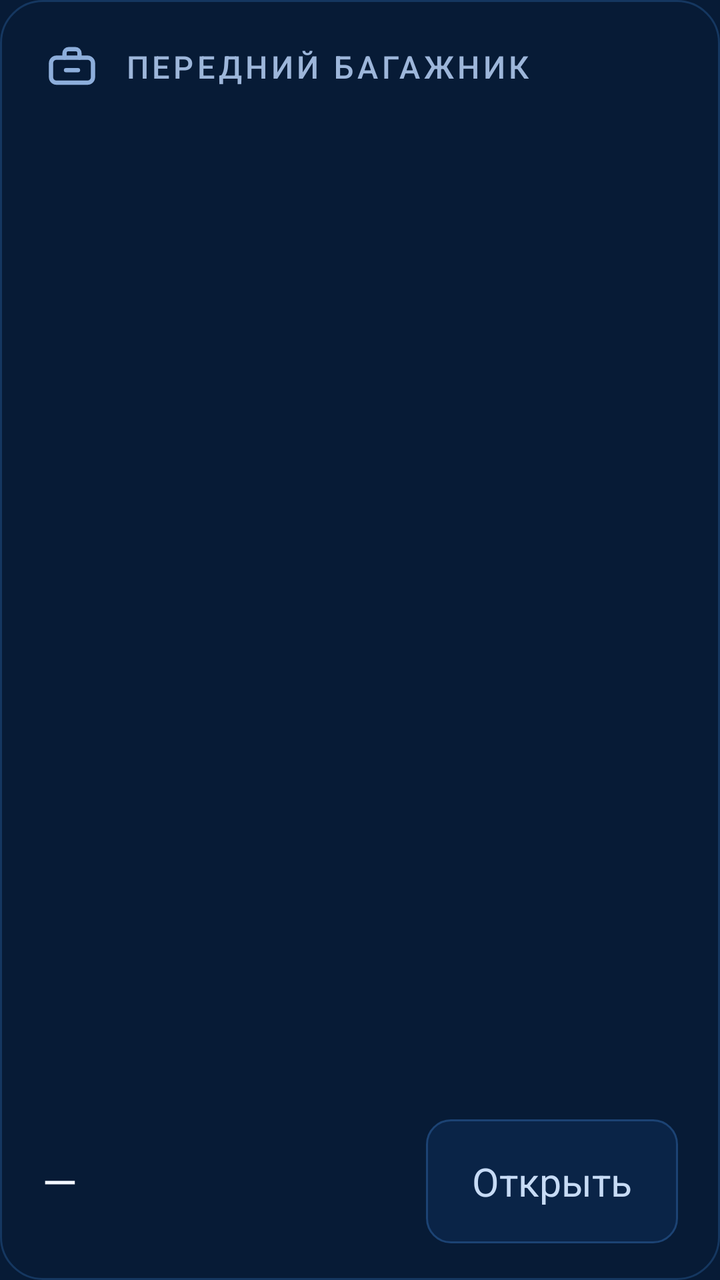
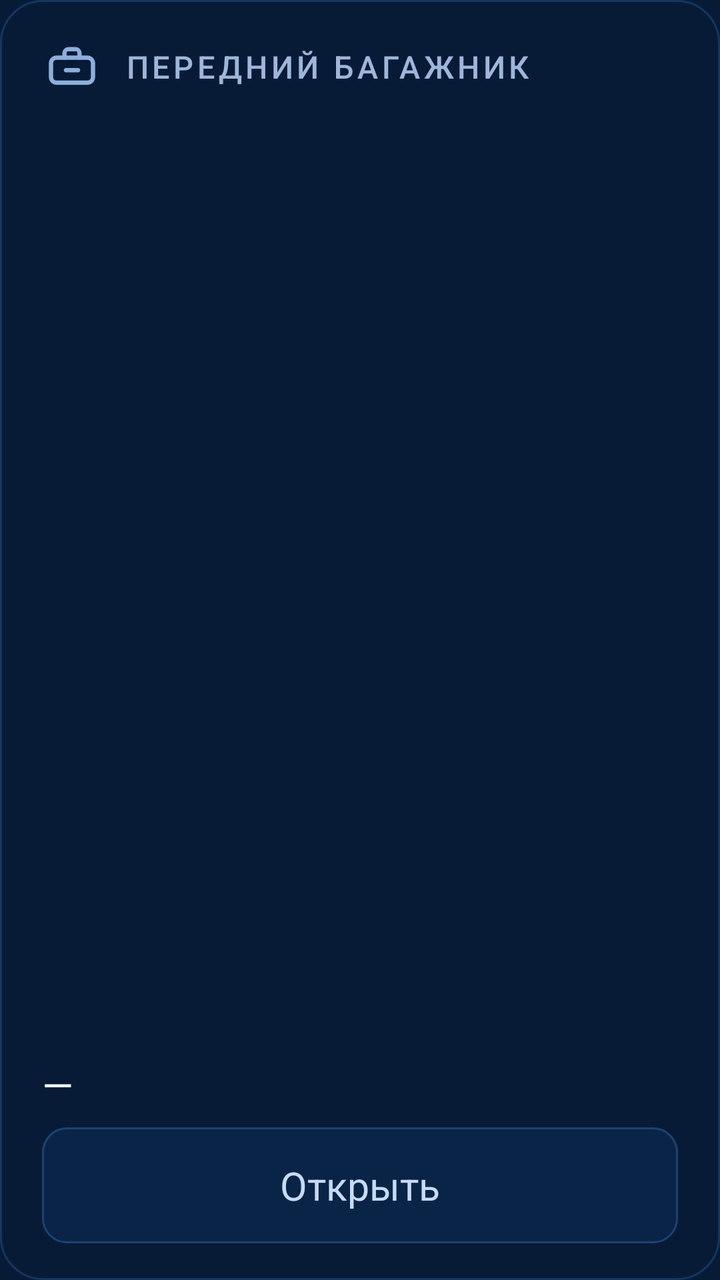

Screens rendered from an Android XML layout before and after an edit, with the pre-edit source and the edit as a unified diff.
<!-- AndroidManifest.xml: application theme Theme.EX2Widgets -->
<!-- res/layout/widget_hub_frunk.xml -->
<?xml version="1.0" encoding="utf-8"?>
<FrameLayout xmlns:android="http://schemas.android.com/apk/res/android"
    android:id="@+id/widget_bg_layer"
    android:layout_width="match_parent"
    android:layout_height="match_parent"
    android:background="@drawable/hub_card_100"
    android:paddingHorizontal="21.1dp"
    android:paddingVertical="18.3dp">

    <LinearLayout
        android:layout_width="match_parent"
        android:layout_height="match_parent"
        android:orientation="vertical">

        <LinearLayout
            android:layout_width="match_parent"
            android:layout_height="wrap_content"
            android:baselineAligned="false"
            android:gravity="center_vertical"
            android:orientation="horizontal">

            <ImageView
                android:layout_width="30dp"
                android:layout_height="30dp"
                android:contentDescription="@string/hub_frunk_title"
                android:scaleType="fitCenter"
                android:src="@drawable/ic_hub_hood"
                android:tint="@color/hub_icon" />

            <Space
                android:layout_width="11.2dp"
                android:layout_height="1dp" />

            <TextView
                android:layout_width="0dp"
                android:layout_height="wrap_content"
                android:layout_weight="1"
                android:ellipsize="end"
                android:fontFamily="sans-serif-medium"
                android:letterSpacing="0.114"
                android:maxLines="1"
                android:text="@string/hub_frunk_title"
                android:textAllCaps="true"
                android:textColor="@color/hub_label"
                android:textSize="15.5sp" />
        </LinearLayout>

        <Space
            android:layout_width="match_parent"
            android:layout_height="0dp"
            android:layout_weight="1" />

        <LinearLayout
            android:layout_width="match_parent"
            android:layout_height="62dp"
            android:baselineAligned="false"
            android:gravity="center_vertical"
            android:orientation="horizontal">

            <TextView
                android:id="@+id/frunk_state"
                android:layout_width="0dp"
                android:layout_height="wrap_content"
                android:layout_weight="1"
                android:ellipsize="end"
                android:maxLines="1"
                android:text="@string/hub_dash"
                android:textColor="@color/hub_value"
                android:textSize="22.5sp" />

            <FrameLayout
                android:id="@+id/frunk_open"
                android:layout_width="wrap_content"
                android:layout_height="match_parent"
                android:background="@drawable/hub_control"
                android:minWidth="126dp"
                android:paddingHorizontal="16.9dp">

                <TextView
                    android:id="@+id/frunk_open_text"
                    android:layout_width="wrap_content"
                    android:layout_height="wrap_content"
                    android:layout_gravity="center"
                    android:maxLines="1"
                    android:text="@string/hub_frunk_open"
                    android:textColor="@color/hub_control_text"
                    android:textSize="19.7sp" />
            </FrameLayout>
        </LinearLayout>
    </LinearLayout>
</FrameLayout>
<!-- resources referenced by this layout -->
<resources>
  <color name="hub_control_text">#FFC7DBF5</color>
  <color name="hub_icon">#FF8DAEDB</color>
  <color name="hub_label">#FF9DB6DA</color>
  <color name="hub_value">#FFF2F7FF</color>
  <!-- drawable hub_card_100 (drawable) -->
  <?xml version="1.0" encoding="utf-8"?>
  <shape xmlns:android="http://schemas.android.com/apk/res/android" android:shape="rectangle">
      <corners android:radius="21.1dp" />
      <solid android:color="@color/hub_card_bg_100" />
      <stroke android:width="1dp" android:color="@color/hub_card_border_100" />
  </shape>
  <!-- drawable hub_control (drawable) -->
  <?xml version="1.0" encoding="utf-8"?>
  <shape xmlns:android="http://schemas.android.com/apk/res/android" android:shape="rectangle">
      <corners android:radius="12dp" />
      <solid android:color="@color/hub_control_bg" />
      <stroke android:width="1dp" android:color="@color/hub_control_border" />
  </shape>
  <!-- drawable ic_hub_hood (drawable) -->
  <vector xmlns:android="http://schemas.android.com/apk/res/android"
      android:width="24dp"
      android:height="24dp"
      android:viewportWidth="24"
      android:viewportHeight="24">
      <path
          android:pathData="M5.8 8.4h12.4a2.2 2.2 0 0 1 2.2 2.2v5.6a2.2 2.2 0 0 1-2.2 2.2H5.8a2.2 2.2 0 0 1-2.2-2.2V10.6a2.2 2.2 0 0 1 2.2-2.2Z"
          android:strokeColor="#FFFFFFFF"
          android:strokeWidth="1.7"
          android:strokeLineCap="round"
          android:strokeLineJoin="round" />
      <path
          android:pathData="M9 8.4V6.6A1.6 1.6 0 0 1 10.6 5h2.8A1.6 1.6 0 0 1 15 6.6v1.8"
          android:strokeColor="#FFFFFFFF"
          android:strokeWidth="1.7"
          android:strokeLineCap="round"
          android:strokeLineJoin="round" />
      <path
          android:pathData="M9.6 13.4h4.8"
          android:strokeColor="#FFFFFFFF"
          android:strokeWidth="1.7"
          android:strokeLineCap="round"
          android:strokeLineJoin="round" />
  </vector>
  <string name="hub_dash">—</string>
  <string name="hub_frunk_open">Открыть</string>
  <string name="hub_frunk_title">Передний багажник</string>
  <style name="Theme.EX2Widgets" parent="android:Theme.DeviceDefault.NoActionBar">
          <item name="android:windowBackground">@color/screen_bg</item>
          <item name="android:colorBackground">@color/screen_bg</item>
          <item name="android:statusBarColor">@color/screen_bg</item>
          <item name="android:navigationBarColor">@color/screen_bg</item>
          <item name="android:colorAccent">@color/hub_accent</item>
          <item name="android:textColorPrimary">@color/hub_title</item>
          <item name="android:textColorSecondary">@color/hub_label</item>
      </style>
  <color name="hub_card_bg_100">#FF071B36</color>
  <color name="hub_card_border_100">#FF153760</color>
  <color name="hub_control_bg">#FF0A2447</color>
  <color name="hub_control_border">#FF1C4374</color>
  <color name="screen_bg">#FF071B36</color>
  <color name="hub_accent">#FF3D8BFF</color>
  <color name="hub_title">#FFEAF3FF</color>
</resources>

<!-- the commit's change to res/layout/widget_hub_frunk.xml (unified diff, before → after) -->
@@ -38,7 +38,7 @@
                 android:ellipsize="end"
                 android:fontFamily="sans-serif-medium"
                 android:letterSpacing="0.114"
-                android:maxLines="1"
+                android:maxLines="2"
                 android:text="@string/hub_frunk_title"
                 android:textAllCaps="true"
                 android:textColor="@color/hub_label"
@@ -50,42 +50,35 @@
             android:layout_height="0dp"
             android:layout_weight="1" />
 
-        <LinearLayout
+        <TextView
+            android:id="@+id/frunk_state"
             android:layout_width="match_parent"
-            android:layout_height="62dp"
-            android:baselineAligned="false"
-            android:gravity="center_vertical"
-            android:orientation="horizontal">
+            android:layout_height="wrap_content"
+            android:ellipsize="end"
+            android:maxLines="1"
+            android:text="@string/hub_dash"
+            android:textColor="@color/hub_value"
+            android:textSize="20sp" />
+
+        <Space
+            android:layout_width="match_parent"
+            android:layout_height="8dp" />
+
+        <FrameLayout
+            android:id="@+id/frunk_open"
+            android:layout_width="match_parent"
+            android:layout_height="58dp"
+            android:background="@drawable/hub_control">
 
             <TextView
-                android:id="@+id/frunk_state"
-                android:layout_width="0dp"
+                android:id="@+id/frunk_open_text"
+                android:layout_width="wrap_content"
                 android:layout_height="wrap_content"
-                android:layout_weight="1"
-                android:ellipsize="end"
+                android:layout_gravity="center"
                 android:maxLines="1"
-                android:text="@string/hub_dash"
-                android:textColor="@color/hub_value"
-                android:textSize="22.5sp" />
-
-            <FrameLayout
-                android:id="@+id/frunk_open"
-                android:layout_width="wrap_content"
-                android:layout_height="match_parent"
-                android:background="@drawable/hub_control"
-                android:minWidth="126dp"
-                android:paddingHorizontal="16.9dp">
-
-                <TextView
-                    android:id="@+id/frunk_open_text"
-                    android:layout_width="wrap_content"
-                    android:layout_height="wrap_content"
-                    android:layout_gravity="center"
-                    android:maxLines="1"
-                    android:text="@string/hub_frunk_open"
-                    android:textColor="@color/hub_control_text"
-                    android:textSize="19.7sp" />
-            </FrameLayout>
-        </LinearLayout>
+                android:text="@string/hub_frunk_open"
+                android:textColor="@color/hub_control_text"
+                android:textSize="19.7sp" />
+        </FrameLayout>
     </LinearLayout>
 </FrameLayout>
